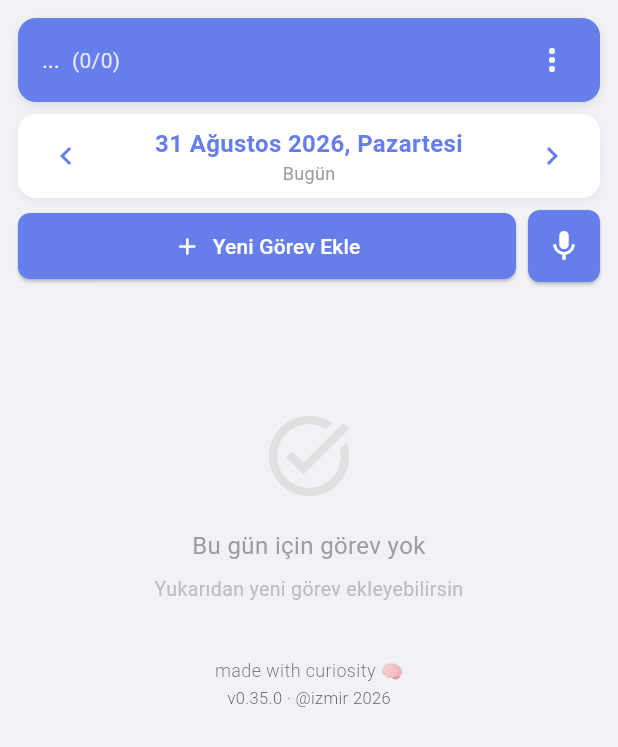
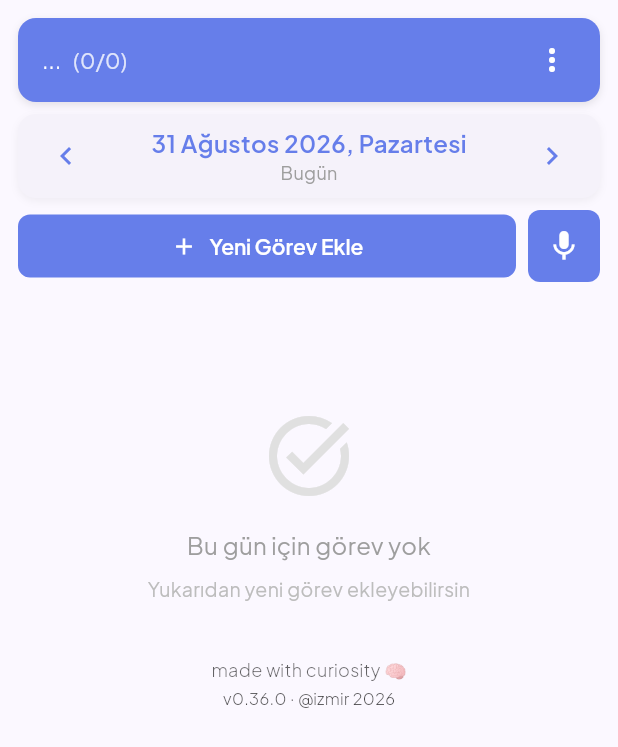
Before and after one commit to aliilkertopcu/gorevlerim, a Flutter app: the screen it shows once a user with an empty profile is signed in, on a phone screen of 412 x 824 dp. Shown: the top 747 px of the screen. Run offline on Flutter 3.47's test engine with Material 3 defaults, Android fonts, the phone set to English and light mode, and no system bars; our stand-ins replace flutter_riverpod, go_router, google_fonts, google_sign_in, riverpod, shared_preferences and 2 more; missing offline and left inert: dart:js_interop, dart:ui_web, record; accounts and stored records are empty; network calls fail.

Commit message:
Release v0.36.0: design phase 1 — dynamic tonal theme, type scale, shape/motion tokens
- ColorScheme.fromSeed from the selected group's color (whole app tonal)
- Plus Jakarta Sans via google_fonts; MD3 surfaces (containerLow/High), stadium
  buttons, floating snackbars, dialog/menu shapes
- Corners (8/12/16) and Gap (4/8 rhythm) tokens; Anim enter/exit asymmetry +
  reduced-motion helper; status colors tonal and scheme-derived
- migration 019: personal group default color teal (#0D9488)

Co-Authored-By: Claude Fable 5 <noreply@anthropic.com>
Claude-Session: https://claude.ai/code/session_01Hv7itCkEU7zrp3Siw9krxo

```diff
--- a/lib/main.dart
+++ b/lib/main.dart
@@ -7,6 +7,7 @@ import 'package:flutter_localizations/flutter_localizations.dart';
 import 'router.dart';
 import 'theme/app_theme.dart';
 import 'providers/theme_provider.dart';
+import 'providers/group_provider.dart';
 
 // Web-only import for URL manipulation
 import 'web_utils.dart' if (dart.library.io) 'web_utils_stub.dart';
@@ -49,12 +50,14 @@ class TodoApp extends ConsumerWidget {
     final router = ref.watch(routerProvider);
 
     final themeMode = ref.watch(themeModeProvider);
+    // The whole theme is seeded by the selected group's color (tonal identity).
+    final seedColor = ref.watch(currentOwnerColorProvider);
 
     return MaterialApp.router(
       title: 'Görevlerim',
       debugShowCheckedModeBanner: false,
-      theme: AppTheme.lightTheme,
-      darkTheme: AppTheme.darkTheme,
+      theme: AppTheme.lightTheme(seedColor),
+      darkTheme: AppTheme.darkTheme(seedColor),
       themeMode: themeMode,
       routerConfig: router,
       scrollBehavior: kIsWeb ? WebScrollBehavior() : null,
--- a/lib/screens/login_screen.dart
+++ b/lib/screens/login_screen.dart
@@ -199,7 +199,7 @@ class _LoginScreenState extends ConsumerState<LoginScreen>
                       Container(
                         decoration: BoxDecoration(
                           color: isDark
-                              ? AppTheme.darkSurface.withValues(alpha: 0.95)
+                              ? Theme.of(context).colorScheme.surfaceContainerHigh.withValues(alpha: 0.95)
                               : Colors.white,
                           borderRadius: BorderRadius.circular(20),
                           boxShadow: [
--- a/lib/theme/animation_constants.dart
+++ b/lib/theme/animation_constants.dart
@@ -1,5 +1,8 @@
 import 'package:flutter/animation.dart';
+import 'package:flutter/widgets.dart';
 
+/// Motion tokens — MD3 asymmetric timing: entrances decelerate and take
+/// longer; exits accelerate and get out of the way fast.
 abstract final class Anim {
   // Durations
   static const fast = Duration(milliseconds: 150);
@@ -7,10 +10,28 @@ abstract final class Anim {
   static const slow = Duration(milliseconds: 400);
   static const pageTransition = Duration(milliseconds: 300);
 
-  // Curves
+  /// Something appearing on screen (dialogs, list items, expanding content).
+  static const enter = Duration(milliseconds: 400);
+
+  /// Something leaving the screen. Exits are always faster than entrances.
+  static const exit = Duration(milliseconds: 200);
+
+  // Curves (MD3 emphasized family)
   static const defaultCurve = Curves.easeOutCubic;
-  static const enterCurve = Curves.easeOut;
+  static const enterCurve = Cubic(0.05, 0.7, 0.1, 1.0); // emphasized decelerate
+  static const exitCurve = Cubic(0.3, 0.0, 0.8, 0.15); // emphasized accelerate
+  static const standardCurve = Cubic(0.2, 0.0, 0.0, 1.0);
 
   // Scale
   static const pressedScale = 0.97;
+
+  /// Stagger step for list entrance animations.
+  static const staggerStep = Duration(milliseconds: 60);
+
+  /// Whether motion should play at all (honors the OS reduced-motion setting).
+  static bool enabled(BuildContext context) => !MediaQuery.of(context).disableAnimations;
+
+  /// [duration] when motion is enabled, [Duration.zero] otherwise.
+  static Duration maybe(BuildContext context, Duration duration) =>
+      enabled(context) ? duration : Duration.zero;
 }
--- a/lib/theme/app_theme.dart
+++ b/lib/theme/app_theme.dart
@@ -1,157 +1,179 @@
 import 'package:flutter/material.dart';
+import 'package:google_fonts/google_fonts.dart';
 
+/// Design tokens — Material 3, seeded at runtime by the selected group's color.
+///
+/// Rules of the house:
+/// - Colors come from [ColorScheme] roles (or [statusColor]/[statusBackground]),
+///   never raw hex in widgets.
+/// - Corners come from [Corners] (small 8 / medium 12 / large 16, buttons full).
+/// - Spacing comes from [Gap] (4/8 rhythm).
+/// - Text styles come from Theme.of(context).textTheme (Plus Jakarta Sans).
 class AppTheme {
+  /// Default seed (also the historical brand color). Personal groups created
+  /// from 2026-08-31 on default to teal; existing groups keep their color.
   static const Color primaryColor = Color(0xFF667eea);
-  static const Color primaryDark = Color(0xFF5a6fd6);
-  static const Color completedColor = Color(0xFF28a745);
-  static const Color blockedColor = Color(0xFFdc3545);
-  static const Color postponedColor = Color(0xFFfd7e14);
-  static const Color pendingColor = Color(0xFFffc107);
-  static const Color background = Color(0xFFf0f2f5);
-  static const Color cardBackground = Color(0xFFf8f9fa);
+  static const Color tealSeed = Color(0xFF0D9488);
 
-  // Dark theme colors
-  static const Color darkBackground = Color(0xFF121212);
-  static const Color darkCardBackground = Color(0xFF1e1e1e);
-  static const Color darkSurface = Color(0xFF2d2d2d);
+  // Status hues (identity constants — tonal variants are derived per theme).
+  static const Color completedColor = Color(0xFF2E9E5B);
+  static const Color blockedColor = Color(0xFFD64545);
+  static const Color postponedColor = Color(0xFFE8890C);
+  static const Color pendingColor = Color(0xFFC7A500);
 
-  static ThemeData get lightTheme {
+  static ThemeData lightTheme([Color seed = primaryColor]) => _theme(seed, Brightness.light);
+  static ThemeData darkTheme([Color seed = primaryColor]) => _theme(seed, Brightness.dark);
+
+  static ThemeData _theme(Color seed, Brightness brightness) {
+    final scheme = ColorScheme.fromSeed(seedColor: seed, brightness: brightness);
+    final baseText = brightness == Brightness.light
+        ? Typography.blackMountainView
+        : Typography.whiteMountainView;
+    final textTheme = GoogleFonts.plusJakartaSansTextTheme(baseText);
+
     return ThemeData(
       useMaterial3: true,
-      colorSchemeSeed: primaryColor,
-      brightness: Brightness.light,
-      scaffoldBackgroundColor: background,
-      appBarTheme: const AppBarTheme(
-        backgroundColor: primaryColor,
-        foregroundColor: Colors.white,
+      colorScheme: scheme,
+      brightness: brightness,
+      textTheme: textTheme,
+      scaffoldBackgroundColor: scheme.surface,
+      appBarTheme: AppBarTheme(
+        backgroundColor: scheme.primary,
+        foregroundColor: scheme.onPrimary,
         elevation: 0,
         centerTitle: false,
       ),
       cardTheme: CardThemeData(
-        color: cardBackground,
+        color: scheme.surfaceContainerLow,
         elevation: 0,
-        shape: RoundedRectangleBorder(
-          borderRadius: BorderRadius.circular(8),
+        shape: const RoundedRectangleBorder(borderRadius: Corners.medium),
+      ),
+      dividerTheme: DividerThemeData(color: scheme.outlineVariant, thickness: 1),
+      elevatedButtonTheme: ElevatedButtonThemeData(
+        style: ElevatedButton.styleFrom(
+          backgroundColor: scheme.primary,
+          foregroundColor: scheme.onPrimary,
+          elevation: 0,
+          shape: const StadiumBorder(),
+          padding: const EdgeInsets.symmetric(horizontal: Gap.lg, vertical: 12),
+          textStyle: textTheme.labelLarge?.copyWith(fontWeight: FontWeight.w600),
         ),
       ),
-      elevatedButtonTheme: ElevatedButtonThemeData(
-        style: ElevatedButton.styleFrom(
-          backgroundColor: primaryColor,
-          foregroundColor: Colors.white,
-          shape: RoundedRectangleBorder(
-            borderRadius: BorderRadius.circular(8),
-          ),
-          padding: const EdgeInsets.symmetric(horizontal: 24, vertical: 12),
+      filledButtonTheme: FilledButtonThemeData(
+        style: FilledButton.styleFrom(
+          shape: const StadiumBorder(),
+          padding: const EdgeInsets.symmetric(horizontal: Gap.lg, vertical: 12),
+        ),
+      ),
+      textButtonTheme: TextButtonThemeData(
+        style: TextButton.styleFrom(
+          shape: const StadiumBorder(),
+          padding: const EdgeInsets.symmetric(horizontal: Gap.md, vertical: 10),
+        ),
+      ),
+      outlinedButtonTheme: OutlinedButtonThemeData(
+        style: OutlinedButton.styleFrom(
+          shape: const StadiumBorder(),
+          side: BorderSide(color: scheme.outline),
+          padding: const EdgeInsets.symmetric(horizontal: Gap.lg, vertical: 12),
         ),
       ),
       inputDecorationTheme: InputDecorationTheme(
         border: OutlineInputBorder(
-          borderRadius: BorderRadius.circular(8),
-          borderSide: const BorderSide(color: Color(0xFFdddddd)),
+          borderRadius: Corners.small,
+          borderSide: BorderSide(color: scheme.outline),
+        ),
+        enabledBorder: OutlineInputBorder(
+          borderRadius: Corners.small,
+          borderSide: BorderSide(color: scheme.outlineVariant),
         ),
         focusedBorder: OutlineInputBorder(
-          borderRadius: BorderRadius.circular(8),
-          borderSide: const BorderSide(color: primaryColor, width: 2),
+          borderRadius: Corners.small,
+          borderSide: BorderSide(color: scheme.primary, width: 2),
         ),
-        contentPadding: const EdgeInsets.symmetric(horizontal: 12, vertical: 12),
+        contentPadding: const EdgeInsets.symmetric(horizontal: Gap.sm2, vertical: Gap.sm2),
+        filled: brightness == Brightness.dark,
+        fillColor: brightness == Brightness.dark ? scheme.surfaceContainerLow : null,
       ),
-      floatingActionButtonTheme: const FloatingActionButtonThemeData(
-        backgroundColor: primaryColor,
-        foregroundColor: Colors.white,
+      floatingActionButtonTheme: FloatingActionButtonThemeData(
+        backgroundColor: scheme.primaryContainer,
+        foregroundColor: scheme.onPrimaryContainer,
+        elevation: 2,
+      ),
+      popupMenuTheme: PopupMenuThemeData(
+        color: scheme.surfaceContainerHigh,
+        shape: const RoundedRectangleBorder(borderRadius: Corners.medium),
+        elevation: 3,
+      ),
+      dialogTheme: DialogThemeData(
+        backgroundColor: scheme.surfaceContainerHigh,
+        shape: const RoundedRectangleBorder(borderRadius: Corners.large),
+        elevation: 3,
+      ),
+      snackBarTheme: SnackBarThemeData(
+        behavior: SnackBarBehavior.floating,
+        backgroundColor: scheme.inverseSurface,
+        contentTextStyle: textTheme.bodyMedium?.copyWith(color: scheme.onInverseSurface),
+        actionTextColor: scheme.inversePrimary,
+        shape: const RoundedRectangleBorder(borderRadius: Corners.small),
+      ),
+      checkboxTheme: CheckboxThemeData(
+        shape: RoundedRectangleBorder(borderRadius: BorderRadius.circular(4)),
+        side: BorderSide(color: scheme.outline, width: 2),
+      ),
+      tooltipTheme: TooltipThemeData(
+        decoration: BoxDecoration(
+          color: scheme.inverseSurface,
+          borderRadius: BorderRadius.circular(4),
+        ),
+        textStyle: textTheme.labelSmall?.copyWith(color: scheme.onInverseSurface),
       ),
     );
   }
 
-  static ThemeData get darkTheme {
-    return ThemeData(
-      useMaterial3: true,
-      colorSchemeSeed: primaryColor,
-      brightness: Brightness.dark,
-      scaffoldBackgroundColor: darkBackground,
-      appBarTheme: AppBarTheme(
-        backgroundColor: darkSurface,
-        foregroundColor: Colors.white,
-        elevation: 0,
-        centerTitle: false,
-      ),
-      cardTheme: CardThemeData(
-        color: darkCardBackground,
-        elevation: 0,
-        shape: RoundedRectangleBorder(
-          borderRadius: BorderRadius.circular(8),
-        ),
-      ),
-      elevatedButtonTheme: ElevatedButtonThemeData(
-        style: ElevatedButton.styleFrom(
-          backgroundColor: primaryColor,
-          foregroundColor: Colors.white,
-          shape: RoundedRectangleBorder(
-            borderRadius: BorderRadius.circular(8),
-          ),
-          padding: const EdgeInsets.symmetric(horizontal: 24, vertical: 12),
-        ),
-      ),
-      inputDecorationTheme: InputDecorationTheme(
-        border: OutlineInputBorder(
-          borderRadius: BorderRadius.circular(8),
-          borderSide: BorderSide(color: Colors.grey[700]!),
-        ),
-        focusedBorder: OutlineInputBorder(
-          borderRadius: BorderRadius.circular(8),
-          borderSide: const BorderSide(color: primaryColor, width: 2),
-        ),
-        contentPadding: const EdgeInsets.symmetric(horizontal: 12, vertical: 12),
-        fillColor: darkCardBackground,
-        filled: true,
-      ),
-      floatingActionButtonTheme: const FloatingActionButtonThemeData(
-        backgroundColor: primaryColor,
-        foregroundColor: Colors.white,
-      ),
-      popupMenuTheme: PopupMenuThemeData(
-        color: darkSurface,
-      ),
-      dialogTheme: DialogThemeData(
-        backgroundColor: darkSurface,
-      ),
-    );
+  /// Foreground hue for a task status (border stripe, badges, icons).
+  /// Slightly brightened in dark mode so it holds ≥3:1 against dark surfaces.
+  static Color statusColor(String status, {Brightness brightness = Brightness.light}) {
+    final base = switch (status) {
+      'completed' => completedColor,
+      'blocked' => blockedColor,
+      'postponed' => postponedColor,
+      _ => pendingColor,
+    };
+    if (brightness == Brightness.dark) {
+      final h = HSLColor.fromColor(base);
+      return h.withLightness((h.lightness + 0.18).clamp(0.0, 1.0)).toColor();
+    }
+    return base;
   }
 
-  static Color statusColor(String status) {
-    switch (status) {
-      case 'completed':
-        return completedColor;
-      case 'blocked':
-        return blockedColor;
-      case 'postponed':
-        return postponedColor;
-      default:
-        return pendingColor;
-    }
-  }
-
-  static Color statusBackground(String status, {bool isDark = false}) {
-    if (isDark) {
-      switch (status) {
-        case 'completed':
-          return const Color(0xFF1a3d1a);
-        case 'blocked':
-          return const Color(0xFF3d1a1a);
-        case 'postponed':
-          return const Color(0xFF3d3a1a);
-        default:
-          return darkCardBackground;
-      }
-    }
-    switch (status) {
-      case 'completed':
-        return const Color(0xFFd4edda);
-      case 'blocked':
-        return const Color(0xFFf8d7da);
-      case 'postponed':
-        return const Color(0xFFfff3cd);
-      default:
-        return cardBackground;
-    }
+  /// Card surface tinted toward the status hue — derived from the active
+  /// scheme, so light/dark contrast stays correct automatically.
+  static Color statusBackground(BuildContext context, String status) {
+    final scheme = Theme.of(context).colorScheme;
+    if (status == 'pending') return scheme.surfaceContainerLow;
+    final hue = statusColor(status, brightness: scheme.brightness);
+    final alpha = scheme.brightness == Brightness.dark ? 0.16 : 0.10;
+    return Color.alphaBlend(hue.withValues(alpha: alpha), scheme.surfaceContainerLow);
   }
 }
+
+/// Corner radius tokens (MD3: small=fields/chips, medium=cards, large=dialogs).
+abstract final class Corners {
+  static const small = BorderRadius.all(Radius.circular(8));
+  static const medium = BorderRadius.all(Radius.circular(12));
+  static const large = BorderRadius.all(Radius.circular(16));
+  static const rSmall = Radius.circular(8);
+  static const rMedium = Radius.circular(12);
+  static const rLarge = Radius.circular(16);
+}
+
+/// Spacing rhythm (4/8 dp system).
+abstract final class Gap {
+  static const double xs = 4;
+  static const double sm = 8;
+  static const double sm2 = 12;
+  static const double md = 16;
+  static const double lg = 24;
+  static const double xl = 32;
+}
--- a/lib/version.dart
+++ b/lib/version.dart
@@ -1,2 +1,2 @@
-const String appVersion = '0.35.0';
-const String appBuildDate = '2026-08-30';
+const String appVersion = '0.36.0';
+const String appBuildDate = '2026-08-31';
--- a/lib/widgets/date_nav.dart
+++ b/lib/widgets/date_nav.dart
@@ -3,7 +3,6 @@ import 'package:flutter_riverpod/flutter_riverpod.dart';
 import 'package:intl/intl.dart';
 import '../providers/group_provider.dart';
 import '../providers/task_provider.dart';
-import '../theme/app_theme.dart';
 import '../theme/animation_constants.dart';
 
 final _dateFormat = DateFormat('d MMMM yyyy, EEEE', 'tr_TR');
@@ -20,7 +19,7 @@ class DateNav extends ConsumerWidget {
     return Container(
       padding: const EdgeInsets.symmetric(horizontal: 8, vertical: 4),
       decoration: BoxDecoration(
-        color: isDark ? AppTheme.darkCardBackground : Colors.white,
+        color: Theme.of(context).colorScheme.surfaceContainerLow,
         borderRadius: BorderRadius.circular(12),
         boxShadow: [
           BoxShadow(
--- a/lib/widgets/subtask_item.dart
+++ b/lib/widgets/subtask_item.dart
@@ -132,7 +132,7 @@ class _SubtaskItemState extends State<SubtaskItem> {
 
   @override
   Widget build(BuildContext context) {
-    final statusColor = AppTheme.statusColor(subtask.status);
+    final statusColor = AppTheme.statusColor(subtask.status, brightness: Theme.of(context).brightness);
     final blockedColor = AppTheme.blockedColor;
 
     final inner = AnimatedContainer(
--- a/lib/widgets/task_card.dart
+++ b/lib/widgets/task_card.dart
@@ -30,9 +30,8 @@ class TaskCard extends ConsumerWidget {
 
   @override
   Widget build(BuildContext context, WidgetRef ref) {
-    final isDark = Theme.of(context).brightness == Brightness.dark;
-    final statusColor = AppTheme.statusColor(task.status);
-    final bgColor = AppTheme.statusBackground(task.status, isDark: isDark);
+    final statusColor = AppTheme.statusColor(task.status, brightness: Theme.of(context).brightness);
+    final bgColor = AppTheme.statusBackground(context, task.status);
     // Use .select() to only rebuild when THIS task's collapsed state changes
     final isExpanded = !ref.watch(collapsedTasksProvider.select((s) => s.contains(task.id)));
     final hasExpandableContent = task.subtasks.isNotEmpty ||
--- a/pubspec.yaml
+++ b/pubspec.yaml
@@ -48,6 +48,7 @@ dependencies:
   http: ^1.6.0
   http_parser: ^4.1.2
   path_provider: ^2.1.6
+  google_fonts: ^8.2.1
 
 dev_dependencies:
   flutter_test:
```
Also changed, not shown: lib/data/changelog.dart (+10 -0 lines), pubspec.lock, 2 other files.
